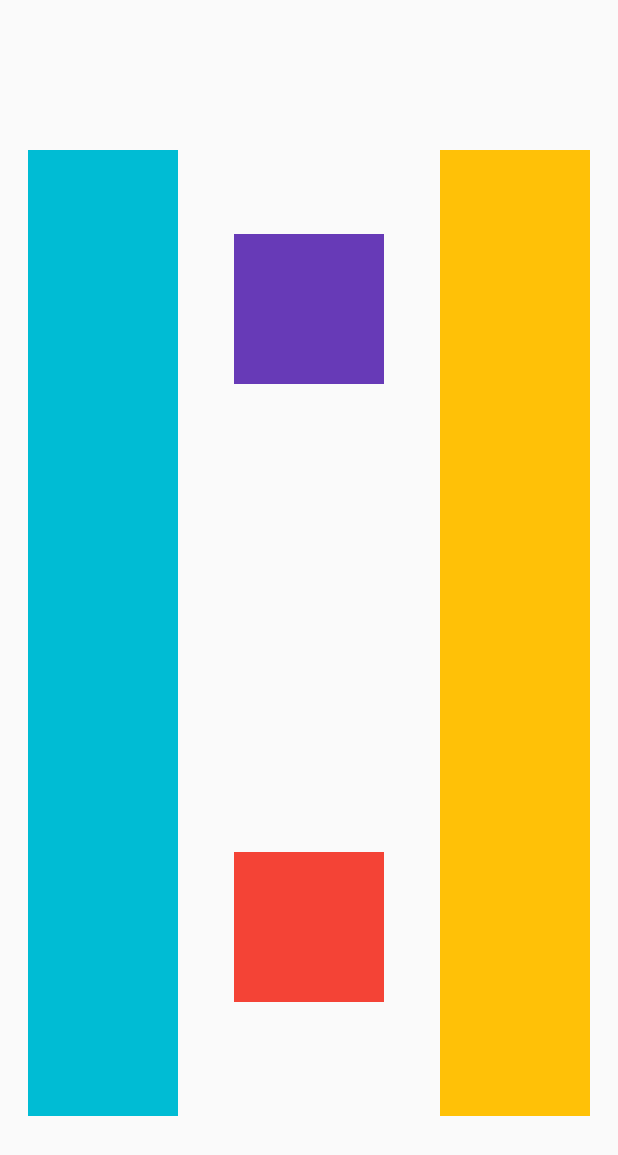
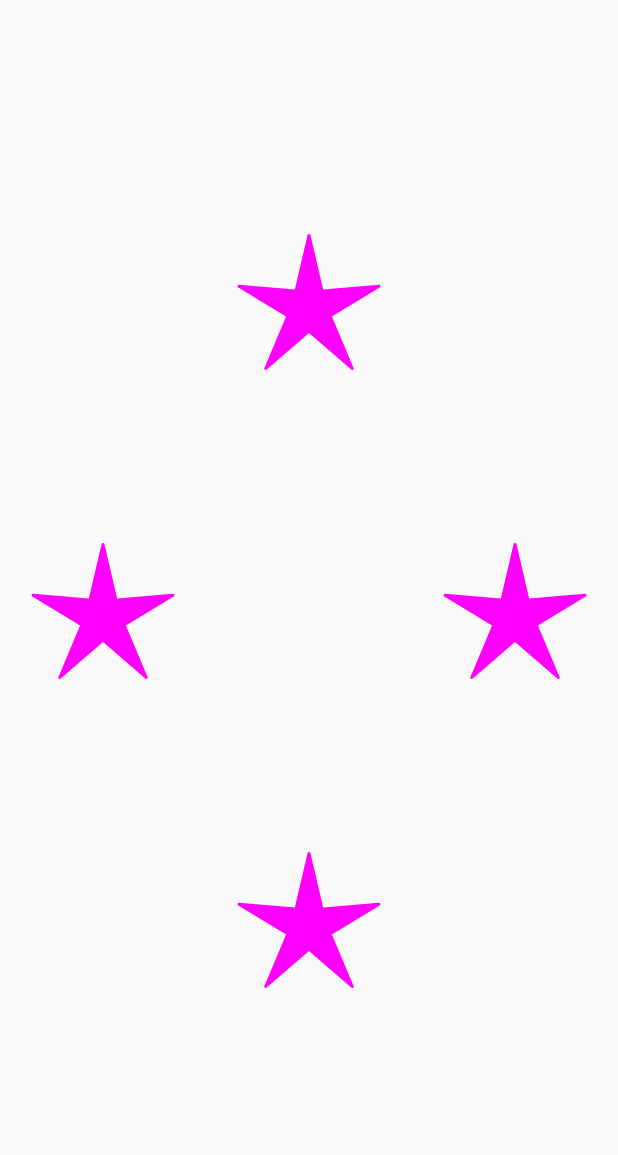
Before and after one commit to lps08/flutter-exercices, a Flutter app: the screen it shows after launch, on a phone screen of 412 x 824 dp. Shown: the top 1155 px of the screen. Run offline on Flutter 3.47's test engine with Material 2 defaults, Android fonts, the light colour scheme and no system bars.

Commit message:
Star container created

```diff
--- a/row_column/lib/home_page.dart
+++ b/row_column/lib/home_page.dart
@@ -1,14 +1,8 @@
 import 'package:flutter/material.dart';
+import 'star_container_widget.dart';
 
-const leftRightContainerEdges = EdgeInsets.only(top: 100, bottom: 80);
 const double containerHeight = 100;
 const double containerWidth = 100;
-
-// colors
-const MaterialColor rowContainerColorLeft = Colors.cyan;
-const MaterialColor rowContainerColorRight = Colors.amber;
-const MaterialColor columnContainerTop = Colors.deepPurple;
-const MaterialColor columnContainerBottom = Colors.red;
 
 class HomePage extends StatelessWidget {
   const HomePage({super.key});
@@ -19,30 +13,26 @@
       body: Row(
         mainAxisAlignment: MainAxisAlignment.spaceAround,
         children: [
-          Container(
-            margin: leftRightContainerEdges,
-            width: containerHeight,
-            color: rowContainerColorLeft,
+          const StarContainer(
+            width: 100,
+            height: 100,
           ),
           Column(
             mainAxisAlignment: MainAxisAlignment.spaceAround,
-            children: [
-              Container(
-                width: containerWidth,
-                height: containerHeight,
-                color: columnContainerTop,
+            children: const [
+              StarContainer(
+                width: 100,
+                height: 100,
               ),
-              Container(
-                width: containerWidth,
-                height: containerWidth,
-                color: columnContainerBottom,
-              )
+              StarContainer(
+                width: 100,
+                height: 100,
+              ),
             ],
           ),
-          Container(
-            margin: leftRightContainerEdges,
-            width: containerWidth,
-            color: rowContainerColorRight,
+          const StarContainer(
+            width: 100,
+            height: 100,
           ),
         ],
       ),
--- /dev/null
+++ b/row_column/lib/star_container_widget.dart
@@ -0,0 +1,40 @@
+import 'package:flutter/material.dart';
+
+// Widgets constants
+const defaultStarColor = Color.fromRGBO(255, 0, 255, 1);
+const double defaultStarPoints = 5;
+const double defaultPointRounding = 0.10;
+const double defaultSquash = 1;
+const double defaultInnerRadiosRatio = 0.30;
+
+class StarContainer extends StatelessWidget {
+  final double width;
+  final double height;
+  final double starPoints;
+  final Color color;
+
+  const StarContainer({
+    super.key,
+    required this.width,
+    required this.height,
+    this.starPoints = defaultStarPoints,
+    this.color = defaultStarColor,
+  });
+
+  @override
+  Widget build(BuildContext context) {
+    return Container(
+      width: width,
+      height: height,
+      decoration: ShapeDecoration(
+        color: color,
+        shape: StarBorder(
+          points: starPoints,
+          pointRounding: defaultPointRounding,
+          squash: defaultSquash,
+          innerRadiusRatio: defaultInnerRadiosRatio,
+        ),
+      ),
+    );
+  }
+}
```
